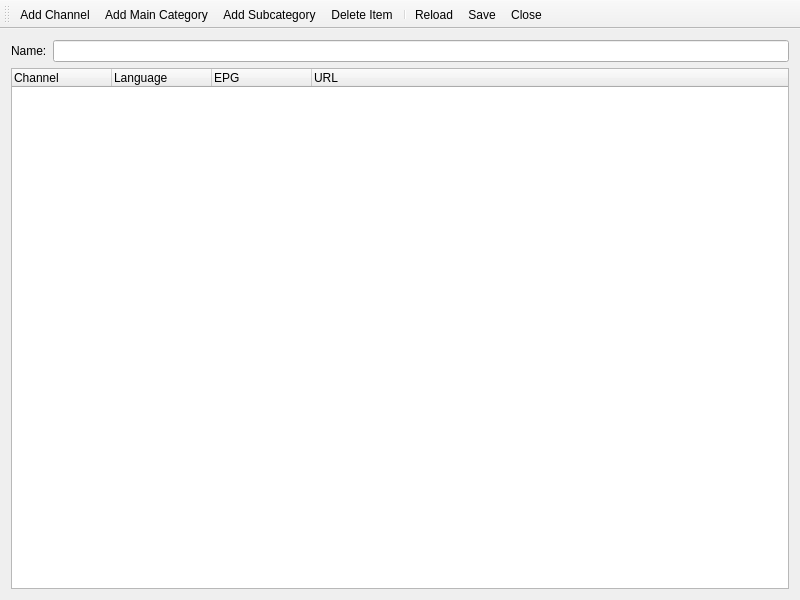
Above: ui/EditPlaylist.ui from ntadej/tano before the change. Below: the same form after it.
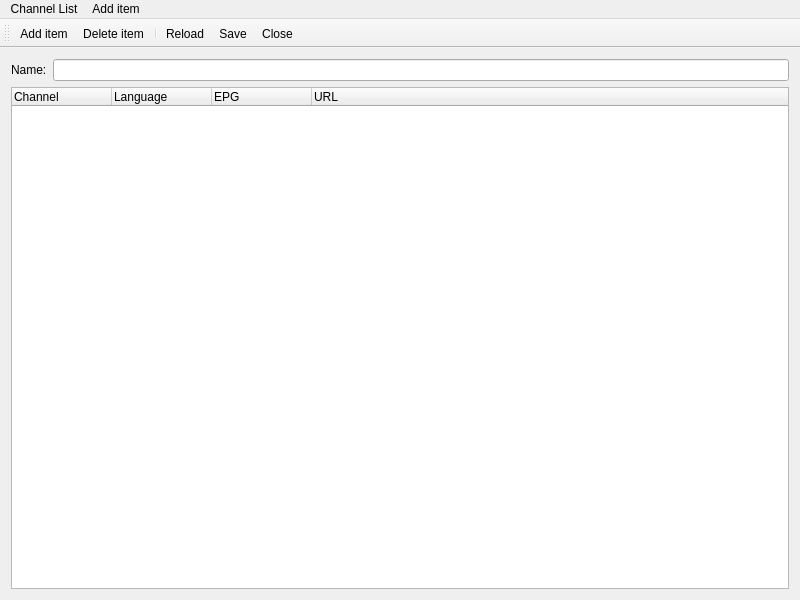
That is the form after the change. Icons and pictures are not drawn.

Patch:
```diff
--- a/ui/EditPlaylist.ui
+++ b/ui/EditPlaylist.ui
@@ -74,12 +74,12 @@
    </property>
    <property name="iconSize">
     <size>
-     <width>32</width>
-     <height>32</height>
+     <width>22</width>
+     <height>22</height>
     </size>
    </property>
    <property name="toolButtonStyle">
-    <enum>Qt::ToolButtonTextUnderIcon</enum>
+    <enum>Qt::ToolButtonTextBesideIcon</enum>
    </property>
    <attribute name="toolBarArea">
     <enum>TopToolBarArea</enum>
@@ -87,22 +87,53 @@
    <attribute name="toolBarBreak">
     <bool>false</bool>
    </attribute>
-   <addaction name="actionAddChannel"/>
-   <addaction name="actionAddCategory"/>
-   <addaction name="actionAddSubCategory"/>
+   <addaction name="actionAdd"/>
    <addaction name="actionDelete"/>
    <addaction name="separator"/>
    <addaction name="actionReload"/>
    <addaction name="actionSave"/>
    <addaction name="actionClose"/>
   </widget>
+  <widget class="QMenuBar" name="menuBar">
+   <property name="geometry">
+    <rect>
+     <x>0</x>
+     <y>0</y>
+     <width>800</width>
+     <height>25</height>
+    </rect>
+   </property>
+   <widget class="QMenu" name="menuChannel_List">
+    <property name="title">
+     <string>Channel List</string>
+    </property>
+    <addaction name="actionReload"/>
+    <addaction name="actionSave"/>
+    <addaction name="actionClose"/>
+   </widget>
+   <widget class="QMenu" name="menuAdd">
+    <property name="title">
+     <string>Add item</string>
+    </property>
+    <addaction name="actionAddChannel"/>
+    <addaction name="actionAddCategory"/>
+    <addaction name="actionAddSubCategory"/>
+    <addaction name="separator"/>
+    <addaction name="actionDelete"/>
+   </widget>
+   <addaction name="menuChannel_List"/>
+   <addaction name="menuAdd"/>
+  </widget>
   <action name="actionAddChannel">
    <property name="icon">
     <iconset resource="images.qrc">
      <normaloff>:/icons/images/video.png</normaloff>:/icons/images/video.png</iconset>
    </property>
    <property name="text">
-    <string>Add Channel</string>
+    <string>Channel</string>
+   </property>
+   <property name="toolTip">
+    <string>Channel</string>
    </property>
   </action>
   <action name="actionAddCategory">
@@ -111,7 +142,10 @@
      <normaloff>:/icons/images/folder_video.png</normaloff>:/icons/images/folder_video.png</iconset>
    </property>
    <property name="text">
-    <string>Add Main Category</string>
+    <string>Main Category</string>
+   </property>
+   <property name="toolTip">
+    <string>Main Category</string>
    </property>
   </action>
   <action name="actionDelete">
@@ -120,7 +154,10 @@
      <normaloff>:/icons/images/editdelete.png</normaloff>:/icons/images/editdelete.png</iconset>
    </property>
    <property name="text">
-    <string>Delete Item</string>
+    <string>Delete item</string>
+   </property>
+   <property name="toolTip">
+    <string>Delete item</string>
    </property>
   </action>
   <action name="actionSave">
@@ -156,7 +193,22 @@
      <normaloff>:/icons/images/folder_video.png</normaloff>:/icons/images/folder_video.png</iconset>
    </property>
    <property name="text">
-    <string>Add Subcategory</string>
+    <string>Subcategory</string>
+   </property>
+   <property name="toolTip">
+    <string>Subcategory</string>
+   </property>
+  </action>
+  <action name="actionAdd">
+   <property name="icon">
+    <iconset resource="images.qrc">
+     <normaloff>:/icons/images/folder_video.png</normaloff>:/icons/images/folder_video.png</iconset>
+   </property>
+   <property name="text">
+    <string>Add item</string>
+   </property>
+   <property name="toolTip">
+    <string>Add item</string>
    </property>
   </action>
  </widget>
```
Left out of the diff: 14 changed lines with no effect on the pictures.
